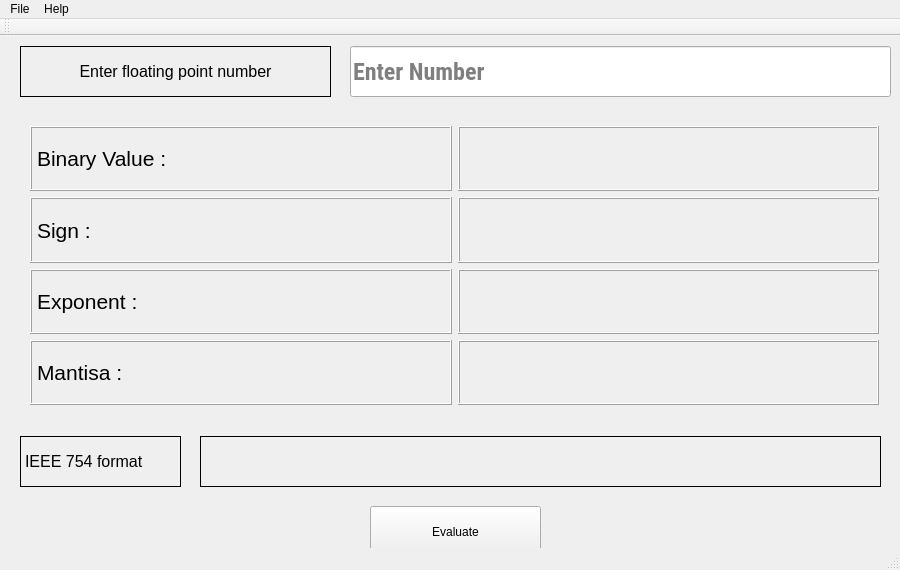
The window that mainwindow.ui (xzeck/COA) describes before a commit, drawn with Qt 5.
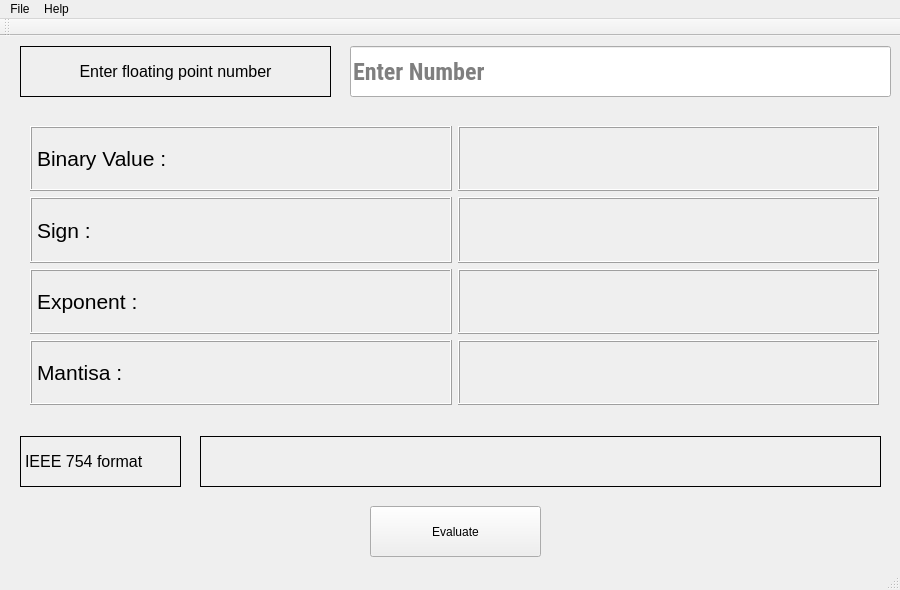
The same window after the commit.

The edit to the form file:
```diff
--- a/mainwindow.ui
+++ b/mainwindow.ui
@@ -7,7 +7,7 @@
     <x>0</x>
     <y>0</y>
     <width>900</width>
-    <height>570</height>
+    <height>590</height>
    </rect>
   </property>
   <property name="minimumSize">
```
